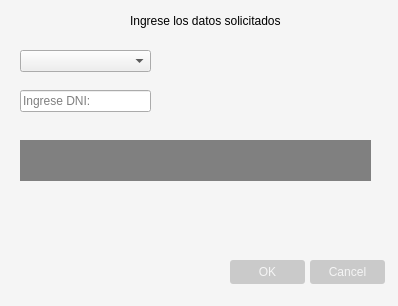
Old version of the form DniDialog.ui in the repository FrancoRugg/Python_with_QT-Cuil-Generator.
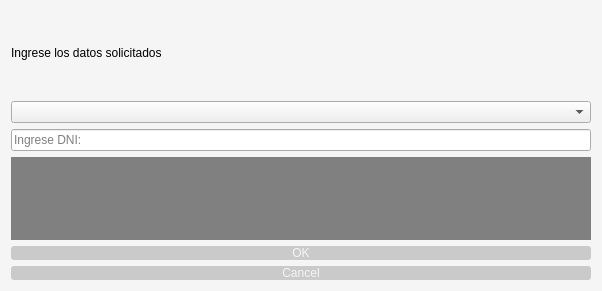
New version of the form.

Patch:
```diff
--- a/DniDialog.ui
+++ b/DniDialog.ui
@@ -6,8 +6,8 @@
    <rect>
     <x>0</x>
     <y>0</y>
-    <width>398</width>
-    <height>306</height>
+    <width>602</width>
+    <height>291</height>
    </rect>
   </property>
   <property name="windowTitle">
@@ -20,28 +20,16 @@
 border-radius:4px;
 }</string>
   </property>
-  <widget class="QLineEdit" name="line_dni">
-   <property name="geometry">
-    <rect>
-     <x>20</x>
-     <y>90</y>
-     <width>131</width>
-     <height>22</height>
-    </rect>
-   </property>
-   <property name="placeholderText">
-    <string>Ingrese DNI:</string>
-   </property>
-  </widget>
+  <layout class="QVBoxLayout" name="verticalLayout">
+   <item>
+    <widget class="QLabel" name="label">
+     <property name="text">
+      <string>Ingrese los datos solicitados</string>
+     </property>
+    </widget>
+   </item>
+   <item>
   <widget class="QComboBox" name="cmb_Genre">
-   <property name="geometry">
-    <rect>
-     <x>20</x>
-     <y>50</y>
-     <width>131</width>
-     <height>22</height>
-    </rect>
-   </property>
    <property name="currentText">
     <string/>
    </property>
@@ -49,15 +37,29 @@
     <string>Seleccionar Género:</string>
    </property>
   </widget>
+   </item>
+   <item>
+    <widget class="QLineEdit" name="line_dni">
+     <property name="placeholderText">
+      <string>Ingrese DNI:</string>
+     </property>
+    </widget>
+   </item>
+   <item>
+    <widget class="QLabel" name="lbl_invisible">
+     <property name="styleSheet">
+      <string notr="true">QLabel{
+background-color:grey;
+color:white;
+}</string>
+     </property>
+     <property name="text">
+      <string/>
+     </property>
+    </widget>
+   </item>
+   <item>
   <widget class="QPushButton" name="btn_ok">
-   <property name="geometry">
-    <rect>
-     <x>230</x>
-     <y>260</y>
-     <width>75</width>
-     <height>24</height>
-    </rect>
-   </property>
    <property name="styleSheet">
     <string notr="true">QPushButton
 {
@@ -75,15 +77,9 @@
     <string>OK</string>
    </property>
   </widget>
+   </item>
+   <item>
   <widget class="QPushButton" name="btn_cancel">
-   <property name="geometry">
-    <rect>
-     <x>310</x>
-     <y>260</y>
-     <width>75</width>
-     <height>24</height>
-    </rect>
-   </property>
    <property name="styleSheet">
     <string notr="true">QPushButton{
 color:whitesmoke;
@@ -100,38 +96,8 @@
     <string>Cancel</string>
    </property>
   </widget>
-  <widget class="QLabel" name="lbl_invisible">
-   <property name="geometry">
-    <rect>
-     <x>20</x>
-     <y>140</y>
-     <width>351</width>
-     <height>41</height>
-    </rect>
-   </property>
-   <property name="styleSheet">
-    <string notr="true">QLabel{
-background-color:grey;
-color:white;
-}</string>
-   </property>
-   <property name="text">
-    <string/>
-   </property>
-  </widget>
-  <widget class="QLabel" name="label">
-   <property name="geometry">
-    <rect>
-     <x>130</x>
-     <y>10</y>
-     <width>151</width>
-     <height>21</height>
-    </rect>
-   </property>
-   <property name="text">
-    <string>Ingrese los datos solicitados</string>
-   </property>
-  </widget>
+   </item>
+  </layout>
  </widget>
  <resources/>
  <connections/>
```
Lines whose indentation alone changed are shown as unchanged.
